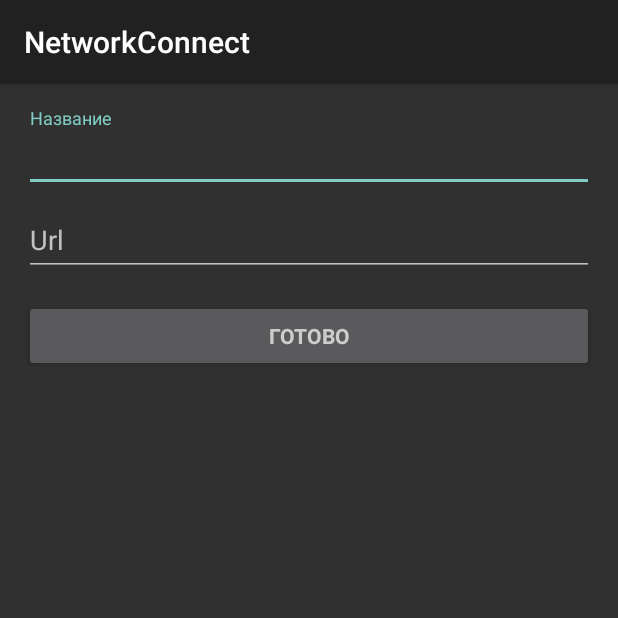
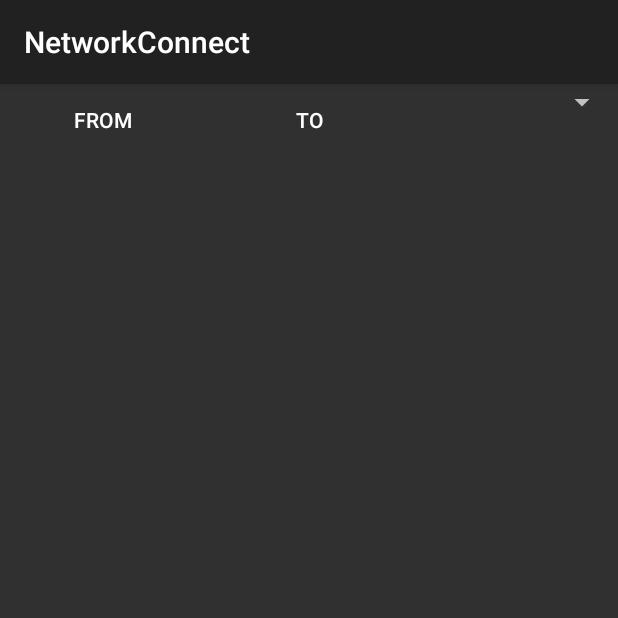
Before and after one commit to khdanilka/NetworkConnect, an Android app: the screen it shows after launch (CreateEditSiteActivity before the commit, DataPicker after it), on a phone screen of 412 x 824 dp, the top half of it. Run offline under Robolectric (Android 15) with nearby library versions, the phone set to English and light mode, and no system bars.

```diff
--- a/Application/src/main/AndroidManifest.xml
+++ b/Application/src/main/AndroidManifest.xml
@@ -34,7 +34,7 @@
         android:networkSecurityConfig="@xml/network_security_config"
         android:theme="@style/Theme.AppCompat">
         <activity
-            android:name=".CreateEditSiteActivity"
+            android:name=".DataPicker"
             android:label="@string/app_name"
             android:uiOptions="splitActionBarWhenNarrow">
             <intent-filter>
@@ -44,7 +44,8 @@
             </intent-filter>
         </activity>
         <activity android:name=".Main2Activity" />
-        <activity android:name=".CreateEditActivity"></activity>
+        <activity android:name=".CreateEditActivity" />
+        <activity android:name=".CreateEditSiteActivity"></activity>
     </application>
 
 </manifest>
--- a/Application/src/main/java/com/example/android/networkconnect/CreateEditActivity.java
+++ b/Application/src/main/java/com/example/android/networkconnect/CreateEditActivity.java
@@ -19,6 +19,7 @@ import android.widget.EditText;
 import android.widget.ImageButton;
 import android.widget.TextView;
 
+import com.example.android.networkconnect.com.server.data.DataManager;
 import com.example.android.networkconnect.com.server.data.datas.Keyword;
 import com.example.android.networkconnect.com.server.data.datas.Person;
 
--- a/Application/src/main/java/com/example/android/networkconnect/CreateEditSiteActivity.java
+++ b/Application/src/main/java/com/example/android/networkconnect/CreateEditSiteActivity.java
@@ -10,6 +10,7 @@ import android.view.View;
 import android.widget.Button;
 import android.widget.EditText;
 
+import com.example.android.networkconnect.com.server.data.DataManager;
 import com.example.android.networkconnect.com.server.data.datas.Site;
 
 public class CreateEditSiteActivity extends AppCompatActivity implements View.OnClickListener {
@@ -25,12 +26,12 @@ public class CreateEditSiteActivity extends AppCompatActivity implements View.On
         setContentView(R.layout.activity_create_edit_site);
 
 
-        Intent intent = getIntent();
-        site = intent.getParcelableExtra("test site");
-//
-//        site = new Site();
-//        site.setName("koko");
-//        site.setUrl("koko.ru");
+        //Intent intent = getIntent();
+        //site = intent.getParcelableExtra("test site");
+
+        site = new Site();
+        site.setName("koko");
+        site.setUrl("koko.ru");
 
 
         name = (EditText) findViewById(R.id.name_site);
@@ -77,6 +78,10 @@ public class CreateEditSiteActivity extends AppCompatActivity implements View.On
         b = (Button) findViewById(R.id.add_button_site);
         b.setOnClickListener(this);
 
+
+        DataManager d = new DataManager(null);
+        d.getSiteList(false);
+
     }
 
     @Override
--- /dev/null
+++ b/Application/src/main/java/com/example/android/networkconnect/DataPicker.java
@@ -0,0 +1,101 @@
+package com.example.android.networkconnect;
+
+import android.app.DatePickerDialog;
+import android.support.v7.app.AppCompatActivity;
+import android.os.Bundle;
+import android.text.format.DateUtils;
+import android.view.View;
+import android.view.ViewGroup;
+import android.widget.Button;
+import android.widget.DatePicker;
+import android.widget.TextView;
+
+import java.util.Calendar;
+
+public class DataPicker extends AppCompatActivity implements View.OnClickListener{
+
+    //TextView currentDateTime;
+    Calendar dateFrom=Calendar.getInstance();
+    Calendar dateTo=Calendar.getInstance();
+    Button from;
+    Button to;
+    Button update;
+    ViewGroup viewGroup;
+
+    @Override
+    protected void onCreate(Bundle savedInstanceState) {
+        super.onCreate(savedInstanceState);
+        setContentView(R.layout.activity_main);
+        //currentDateTime=(TextView)findViewById(R.id.currentdate);
+        from = (Button) findViewById(R.id.dateButton);
+        to = (Button) findViewById(R.id.dateButtonto);
+        from.setOnClickListener(this);
+        to.setOnClickListener(this);
+
+        viewGroup = (ViewGroup) findViewById(R.id.informview);
+        viewGroup.setVisibility(View.GONE);
+
+        update = (Button) findViewById(R.id.update);
+        update.setOnClickListener(this);
+
+    }
+
+    @Override
+    public void onClick(View view) {
+        if (view == from || view == to) setDate(view);
+        else if (view == update) updateStatistic();
+    }
+
+    private void updateStatistic() {
+        viewGroup.setVisibility(View.GONE);
+
+        System.out.println("from " + from.getText().toString());
+        System.out.println("to " + to.getText().toString());
+    }
+
+
+    public void setDate(View v) {
+        if (v == from) {
+            new DatePickerDialog(DataPicker.this, d,
+                    dateFrom.get(Calendar.YEAR),
+                    dateFrom.get(Calendar.MONTH),
+                    dateFrom.get(Calendar.DAY_OF_MONTH))
+                    .show();
+        } if (v == to) {
+            new DatePickerDialog(DataPicker.this, d1,
+                    dateTo.get(Calendar.YEAR),
+                    dateTo.get(Calendar.MONTH),
+                    dateTo.get(Calendar.DAY_OF_MONTH))
+                    .show();
+        }
+    }
+
+
+    DatePickerDialog.OnDateSetListener d=new DatePickerDialog.OnDateSetListener() {
+        public void onDateSet(DatePicker view, int year, int monthOfYear, int dayOfMonth) {
+            //тут можем получить выбранный год-месяц-день из datePicker
+            //System.out.println(year + "-" + monthOfYear + "-" + dayOfMonth);
+            String s = year + "-" + monthOfYear + "-" + dayOfMonth;
+            from.setText(s);
+            dateFrom.set(Calendar.YEAR, year);
+            dateFrom.set(Calendar.MONTH, monthOfYear);
+            dateFrom.set(Calendar.DAY_OF_MONTH, dayOfMonth);
+            if (viewGroup.getVisibility() == View.GONE) viewGroup.setVisibility(View.VISIBLE);
+
+        }
+    };
+
+
+    DatePickerDialog.OnDateSetListener d1=new DatePickerDialog.OnDateSetListener() {
+        public void onDateSet(DatePicker view, int year, int monthOfYear, int dayOfMonth) {
+            //тут можем получить выбранный год-месяц-день из datePicker
+            System.out.println(year + "-" + monthOfYear + "-" + dayOfMonth);
+            String s = year + "-" + monthOfYear + "-" + dayOfMonth;
+            to.setText(s);
+            dateTo.set(Calendar.YEAR, year);
+            dateTo.set(Calendar.MONTH, monthOfYear);
+            dateTo.set(Calendar.DAY_OF_MONTH, dayOfMonth);
+            if (viewGroup.getVisibility() == View.GONE) viewGroup.setVisibility(View.VISIBLE);
+        }
+    };
+}
--- a/Application/src/main/java/com/example/android/networkconnect/com/server/data/DataManagerListener.java
+++ b/Application/src/main/java/com/example/android/networkconnect/com/server/data/DataManagerListener.java
@@ -2,6 +2,7 @@ package com.example.android.networkconnect.com.server.data;
 
 
 import com.example.android.networkconnect.com.server.data.datas.CommonStatistic;
+import com.example.android.networkconnect.com.server.data.datas.DaylyStatistic;
 import com.example.android.networkconnect.com.server.data.datas.Person;
 import com.example.android.networkconnect.com.server.data.datas.Site;
 
@@ -15,4 +16,5 @@ public interface DataManagerListener {
     void updateListOfPersons(HashSet<Person> sites);
     void userCreatingResponse(String msg);
     void updateGeneralStatistic(ArrayList<CommonStatistic> commonStatistics);
+    void updateDaylyStatistic(ArrayList<DaylyStatistic> daylyStatistics);
 }
--- a/Application/src/main/java/com/example/android/networkconnect/com/server/data/retrofit/RetrofitRequests.java
+++ b/Application/src/main/java/com/example/android/networkconnect/com/server/data/retrofit/RetrofitRequests.java
@@ -2,6 +2,7 @@ package com.example.android.networkconnect.com.server.data.retrofit;
 
 
 import com.example.android.networkconnect.com.server.data.datas.CommonStatistic;
+import com.example.android.networkconnect.com.server.data.datas.DaylyStatistic;
 import com.example.android.networkconnect.com.server.data.datas.Keyword;
 import com.example.android.networkconnect.com.server.data.datas.Person;
 import com.example.android.networkconnect.com.server.data.datas.Site;
@@ -58,4 +59,7 @@ public interface RetrofitRequests {
     @GET("/unauthorized/user/ui/getGeneralStatistics")
     Call<List<CommonStatistic>> getGeneralStatisticId(@Query("siteID") Integer id);
 
+    @GET("/unauthorized/user/ui/getDailyStatistics")
+    Call<List<DaylyStatistic>> getDaylyStatistic(@Query("siteID") Integer id, @Query("datefrom") String datefrom, @Query("dateto") String dateto);
+
 }
--- /dev/null
+++ b/Application/src/main/res/layout/activity_main.xml
@@ -0,0 +1,70 @@
+<?xml version="1.0" encoding="utf-8"?>
+<FrameLayout xmlns:android="http://schemas.android.com/apk/res/android"
+    xmlns:app="http://schemas.android.com/apk/res-auto"
+    xmlns:tools="http://schemas.android.com/tools"
+    android:layout_width="match_parent"
+    android:layout_height="wrap_content"
+    tools:context="com.example.android.networkconnect.DataPicker"
+    android:orientation="horizontal">
+
+    <LinearLayout
+        android:layout_width="match_parent"
+        android:layout_height="wrap_content"
+        android:orientation="vertical">
+
+    <LinearLayout
+        android:layout_width="match_parent"
+        android:layout_height="wrap_content">
+
+
+    <Button android:id="@+id/dateButton"
+        android:layout_width="match_parent"
+        android:layout_height="wrap_content"
+        android:text="From"
+        android:background="@null"
+        android:layout_weight="3" />
+
+    <Button android:id="@+id/dateButtonto"
+        android:layout_width="match_parent"
+        android:layout_height="wrap_content"
+        android:text="To"
+        android:background="@null"
+        android:layout_weight="3" />
+
+
+        <Spinner
+            android:layout_width="match_parent"
+            android:layout_height="wrap_content"
+            android:layout_weight="3">
+
+        </Spinner>
+
+
+    </LinearLayout>
+
+
+        <LinearLayout
+            android:id="@+id/informview"
+            android:layout_width="match_parent"
+            android:layout_height="wrap_content"
+            android:orientation="horizontal"
+            android:background="#acacd9">
+
+            <TextView
+                android:layout_width="match_parent"
+                android:layout_height="wrap_content"
+                android:text="Обновить данные?"
+                android:layout_weight="100"
+                android:layout_marginLeft="@dimen/activity_horizontal_margin"/>
+
+            <Button
+                android:id="@+id/update"
+                android:layout_width="wrap_content"
+                android:layout_height="wrap_content"
+                android:text="обновить" />
+
+        </LinearLayout>
+
+    </LinearLayout>
+
+</FrameLayout>
```
Also changed, not shown: Application/src/main/java/com/example/android/networkconnect/Main2Activity.java (+15 -0 lines), Application/src/main/java/com/example/android/networkconnect/com/server/data/DataManager.java (+12 -0 lines), Application/src/main/java/com/example/android/networkconnect/com/server/data/NetworkManager.java (+21 -0 lines), Application/src/main/java/com/example/android/networkconnect/com/server/data/datas/DaylyStatistic.java (added, +54 -0 lines), 295 other files.
